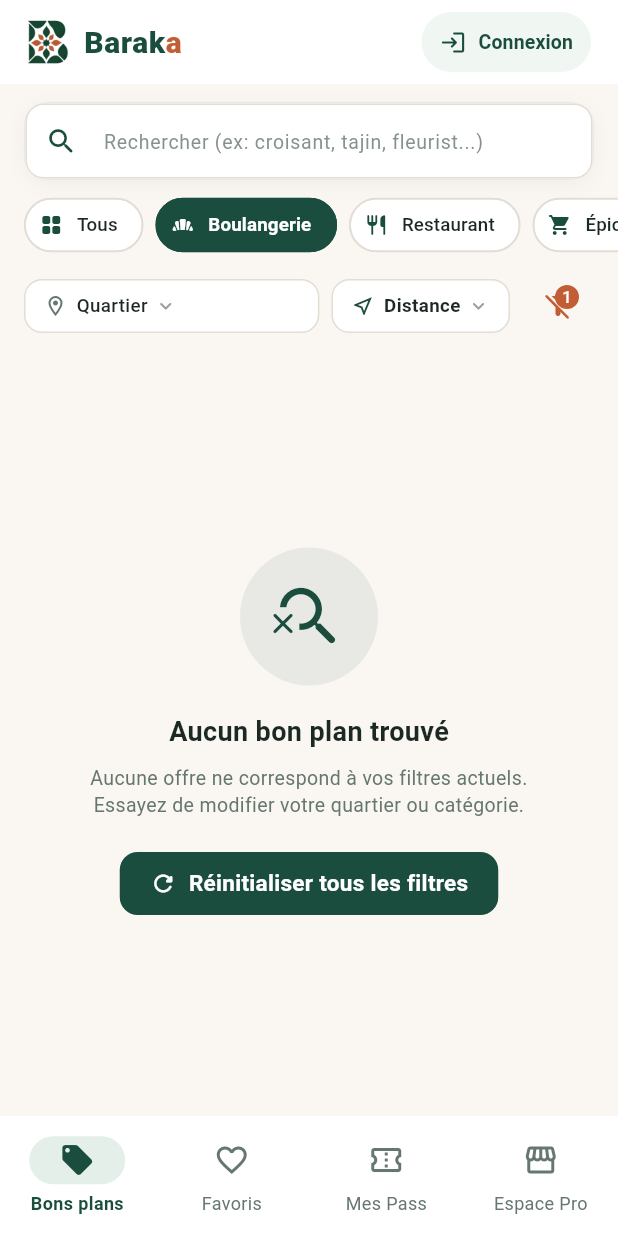
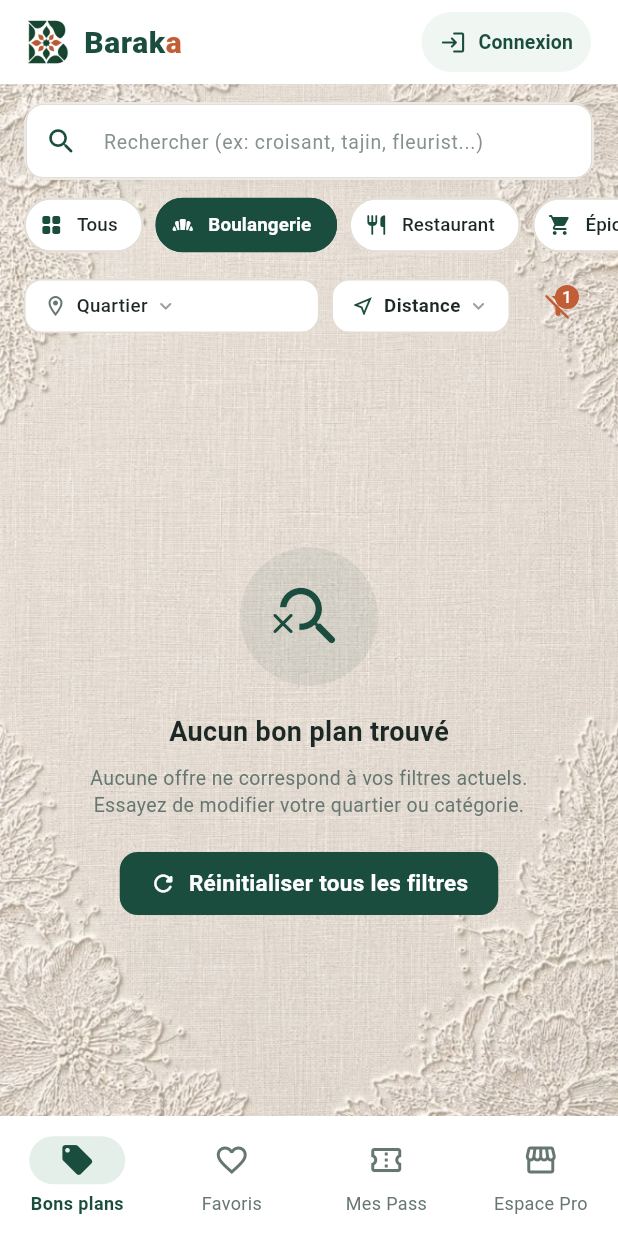
Before and after one commit to HAJARACH/Baraka, a Flutter app: the screen it shows after launch, after a tap on "Boulangerie", on a phone screen of 412 x 824 dp. Run offline on Flutter 3.47's test engine with Material 3 defaults, Android fonts, the phone set to English and light mode, and no system bars; our stand-ins replace geolocator, qr_flutter, shared_preferences, supabase_flutter; missing offline and left inert: mobile_scanner; accounts and stored records are empty.

Commit message:
feat: nouveau fond texturé beige avec broderies florales sur l'accueil et le splash screen

```diff
--- a/lib/main.dart
+++ b/lib/main.dart
@@ -14,6 +14,7 @@ import 'screens/splash_screen.dart';
 import 'services/favorites_service.dart';
 import 'theme/app_theme.dart';
 import 'utils/fuzzy_search.dart';
+import 'widgets/app_background.dart';
 import 'widgets/baraka_logo.dart';
 
 Future<void> main() async {
@@ -552,7 +553,9 @@ class _MainHomeScreenState extends State<MainHomeScreen> {
               ],
             )
           : null,
-      body: _buildCurrentBody(user),
+      body: AppBackground(
+        child: _buildCurrentBody(user),
+      ),
       bottomNavigationBar: NavigationBar(
         selectedIndex: _currentIndex,
         onDestinationSelected: (i) => setState(() => _currentIndex = i),
--- a/lib/screens/splash_screen.dart
+++ b/lib/screens/splash_screen.dart
@@ -1,5 +1,6 @@
 import 'package:flutter/material.dart';
 import '../theme/app_theme.dart';
+import '../widgets/app_background.dart';
 import '../main.dart';
 
 class SplashScreen extends StatefulWidget {
@@ -127,20 +128,7 @@ class _SplashScreenState extends State<SplashScreen>
     return Scaffold(
       body: GestureDetector(
         onTap: _navigateToHome, // Permet de passer le splash screen en touchant l'écran
-        child: Container(
-          width: double.infinity,
-          height: double.infinity,
-          decoration: const BoxDecoration(
-            gradient: LinearGradient(
-              begin: Alignment.topCenter,
-              end: Alignment.bottomCenter,
-              colors: [
-                Color(0xFFFFFDF9),
-                BarakaColors.background,
-                Color(0xFFF3ECE1),
-              ],
-            ),
-          ),
+        child: AppBackground(
           child: Stack(
             children: [
               // Halos décoratifs subtils en arrière-plan
--- /dev/null
+++ b/lib/widgets/app_background.dart
@@ -0,0 +1,40 @@
+import 'package:flutter/material.dart';
+import '../theme/app_theme.dart';
+
+/// Fond d'écran texturé beige avec motifs brodés floraux élégants (aux 4 coins)
+class AppBackground extends StatelessWidget {
+  final Widget child;
+  final double opacity;
+  final Color backgroundColor;
+
+  const AppBackground({
+    super.key,
+    required this.child,
+    this.opacity = 1.0,
+    this.backgroundColor = BarakaColors.background,
+  });
+
+  @override
+  Widget build(BuildContext context) {
+    return Container(
+      color: backgroundColor,
+      child: Stack(
+        fit: StackFit.expand,
+        children: [
+          // Image de fond texturée beige avec broderies florales
+          Opacity(
+            opacity: opacity,
+            child: Image.asset(
+              'assets/images/app_background.jpg',
+              fit: BoxFit.cover,
+              errorBuilder: (context, error, stackTrace) =>
+                  const SizedBox.shrink(),
+            ),
+          ),
+          // Contenu principal au premier plan
+          child,
+        ],
+      ),
+    );
+  }
+}
```
Also changed, not shown: assets/images/app_background.jpg (added), 1 other file.
